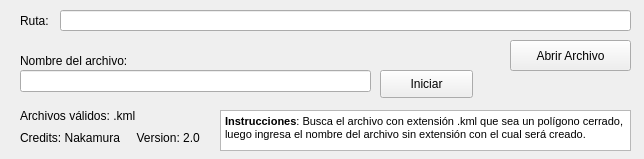
First picture: the form in interface/ui.ui, repository N4kamura/Kml2Vissim, before the edit.
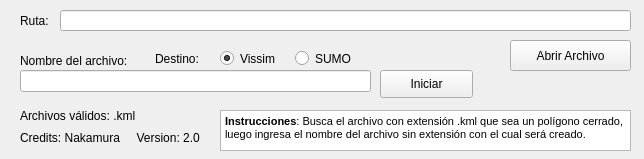
Second picture: the form after the edit.

Commit message: feat: Integrar generacion de red y poligonos para SUMO sin dependencia de GDAL

What changed in the file:
```diff
--- a/interface/ui.ui
+++ b/interface/ui.ui
@@ -85,6 +85,48 @@
      <string>Nombre del archivo:</string>
     </property>
    </widget>
+   <widget class="QLabel" name="label_software">
+    <property name="geometry">
+     <rect>
+      <x>155</x>
+      <y>48</y>
+      <width>60</width>
+      <height>21</height>
+     </rect>
+    </property>
+    <property name="text">
+     <string>Destino:</string>
+    </property>
+   </widget>
+   <widget class="QRadioButton" name="radioButton_vissim">
+    <property name="geometry">
+     <rect>
+      <x>220</x>
+      <y>48</y>
+      <width>70</width>
+      <height>21</height>
+     </rect>
+    </property>
+    <property name="text">
+     <string>Vissim</string>
+    </property>
+    <property name="checked">
+     <bool>true</bool>
+    </property>
+   </widget>
+   <widget class="QRadioButton" name="radioButton_sumo">
+    <property name="geometry">
+     <rect>
+      <x>295</x>
+      <y>48</y>
+      <width>70</width>
+      <height>21</height>
+     </rect>
+    </property>
+    <property name="text">
+     <string>SUMO</string>
+    </property>
+   </widget>
    <widget class="QLabel" name="label_3">
     <property name="geometry">
      <rect>
```
The commit also changes 7 other files.
